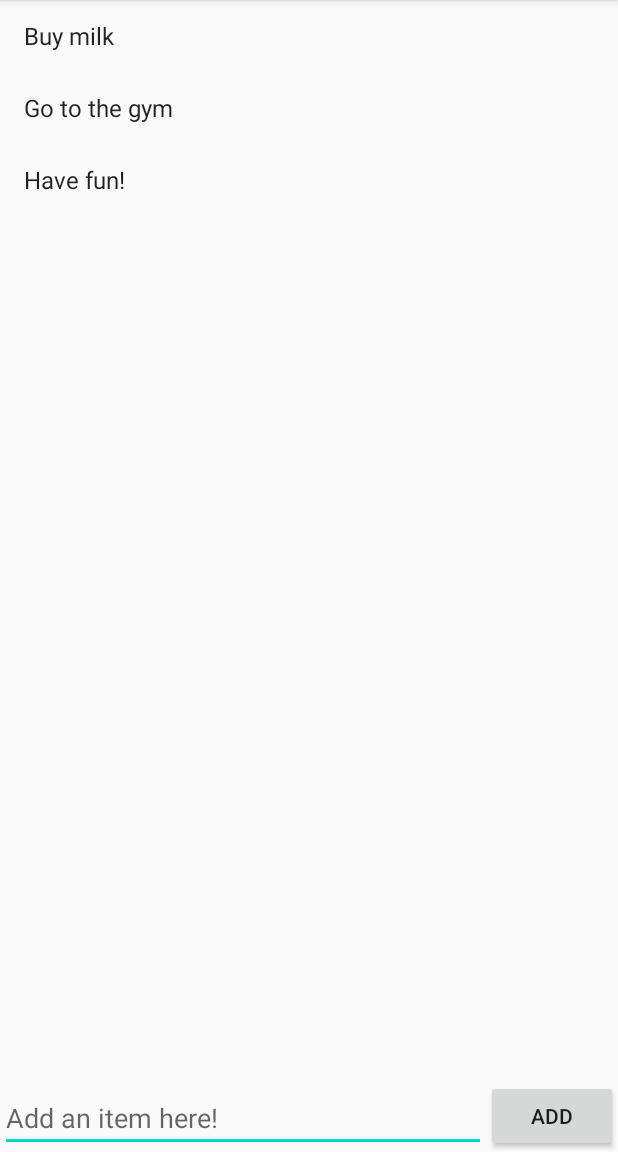
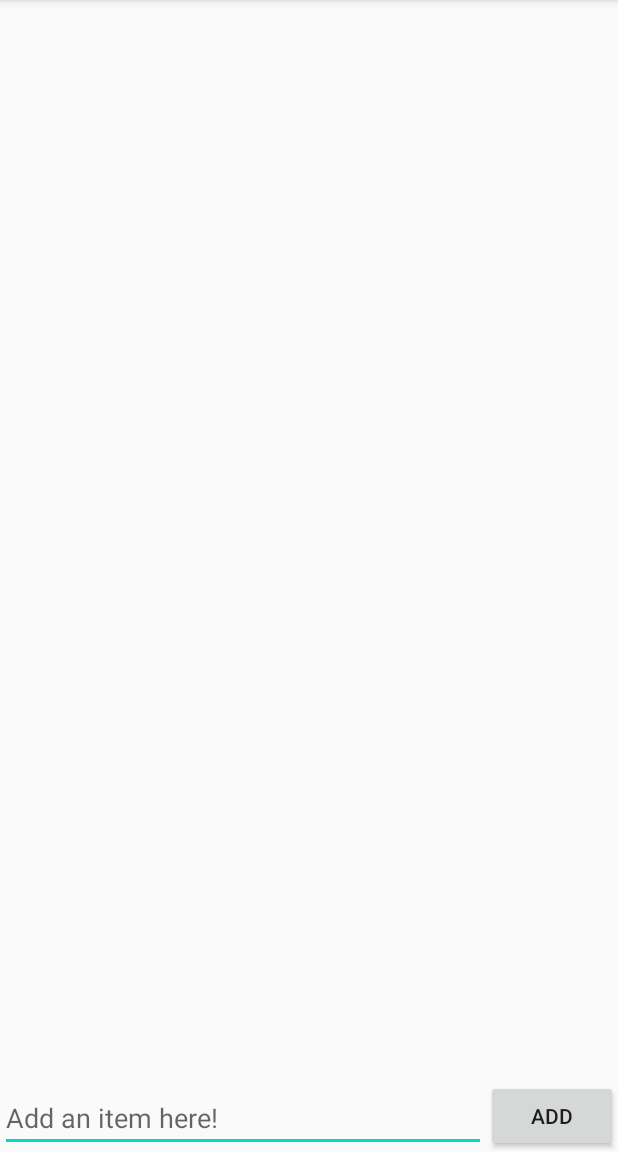
Before and after one commit to Yuti-G/simpleTodo, an Android app: the screen it shows after launch (MainActivity), after a tap on "ADD", on a phone screen of 412 x 824 dp, the part 84-1236 px from its top. Run offline under Robolectric (Android 15) with nearby library versions, the phone set to English and light mode, and no system bars.

Commit message:
finish create and delete feature

```diff
--- a/app/build.gradle
+++ b/app/build.gradle
@@ -8,8 +8,8 @@ android {
 
     defaultConfig {
         applicationId "com.codepath.yutinggan.simpletodo"
-        minSdkVersion 21
-        targetSdkVersion 30
+        minSdkVersion 19
+        targetSdkVersion 27
         versionCode 1
         versionName "1.0"
 
@@ -36,4 +36,5 @@ dependencies {
     testImplementation 'junit:junit:4.+'
     androidTestImplementation 'com.android.support.test:runner:1.0.2'
     androidTestImplementation 'com.android.support.test.espresso:espresso-core:3.0.2'
+    implementation 'commons-io:commons-io:2.6'
 }
--- a/app/src/main/java/com/codepath/yutinggan/simpletodo/MainActivity.java
+++ b/app/src/main/java/com/codepath/yutinggan/simpletodo/MainActivity.java
@@ -4,11 +4,17 @@ import android.support.v7.app.AppCompatActivity;
 import android.os.Bundle;
 import android.support.v7.widget.LinearLayoutManager;
 import android.support.v7.widget.RecyclerView;
+import android.util.Log;
 import android.view.View;
 import android.widget.Button;
 import android.widget.EditText;
 import android.widget.Toast;
 
+import org.apache.commons.io.FileUtils;
+
+import java.io.File;
+import java.io.IOException;
+import java.nio.charset.Charset;
 import java.util.ArrayList;
 import java.util.List;
 
@@ -31,10 +37,7 @@ public class MainActivity extends AppCompatActivity {
         rvItems = findViewById(R.id.rvItems);
 
 
-        items = new ArrayList<>();
-        items.add("Buy milk");
-        items.add("Go to the gym");
-        items.add("Have fun!");
+        loadItems();
 
         ItemsAdapter.OnLongClickListener onLongClickListener = new ItemsAdapter.OnLongClickListener() {
             @Override
@@ -44,6 +47,7 @@ public class MainActivity extends AppCompatActivity {
                 // notify the adapter
                 itemsAdapter.notifyItemRemoved(position);
                 Toast.makeText(getApplicationContext(), "Item was removed", Toast.LENGTH_SHORT).show();
+                saveItems();
             }
         };
 
@@ -62,13 +66,31 @@ public class MainActivity extends AppCompatActivity {
                 itemsAdapter.notifyItemInserted(items.size()-1);
                 etItem.setText("");
                 Toast.makeText(getApplicationContext(), "Item was added", Toast.LENGTH_SHORT).show();
-
+                saveItems();
             }
         });
+    }
+    private File getDataFile() {
+        return new File(getFilesDir(), "data.txt");
+    }
 
+    // this function will load items by reading every line of the data file
+    private void loadItems() {
+        try {
+            items = new ArrayList<>(FileUtils.readLines(getDataFile(), Charset.defaultCharset()));
+        } catch (IOException e) {
+            Log.e("MainActivity", "Error reading items", e);
+            items = new ArrayList<>();
+        }
+    }
 
+    // this function saves items by writing them into the data file
+    private void saveItems() {
+        try {
+            FileUtils.writeLines(getDataFile(), items);
+        } catch (IOException e) {
+            Log.e("MainActivity", "Error writing items", e);
+        }
+    }
 
-
-
-    }
 }
```
